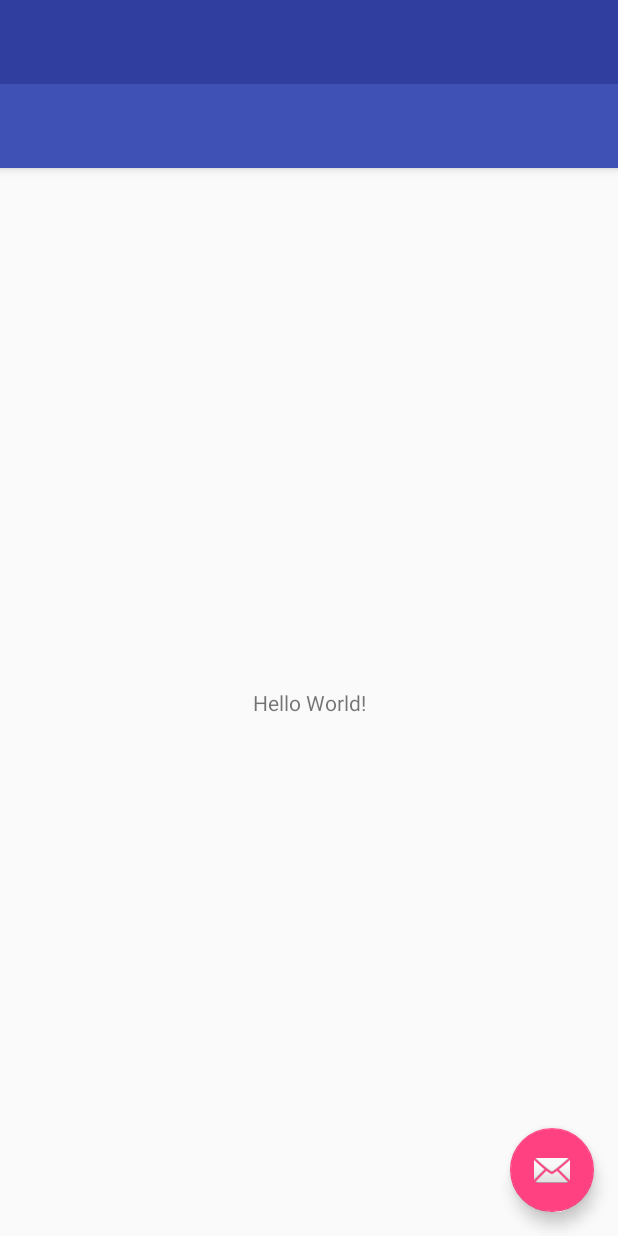
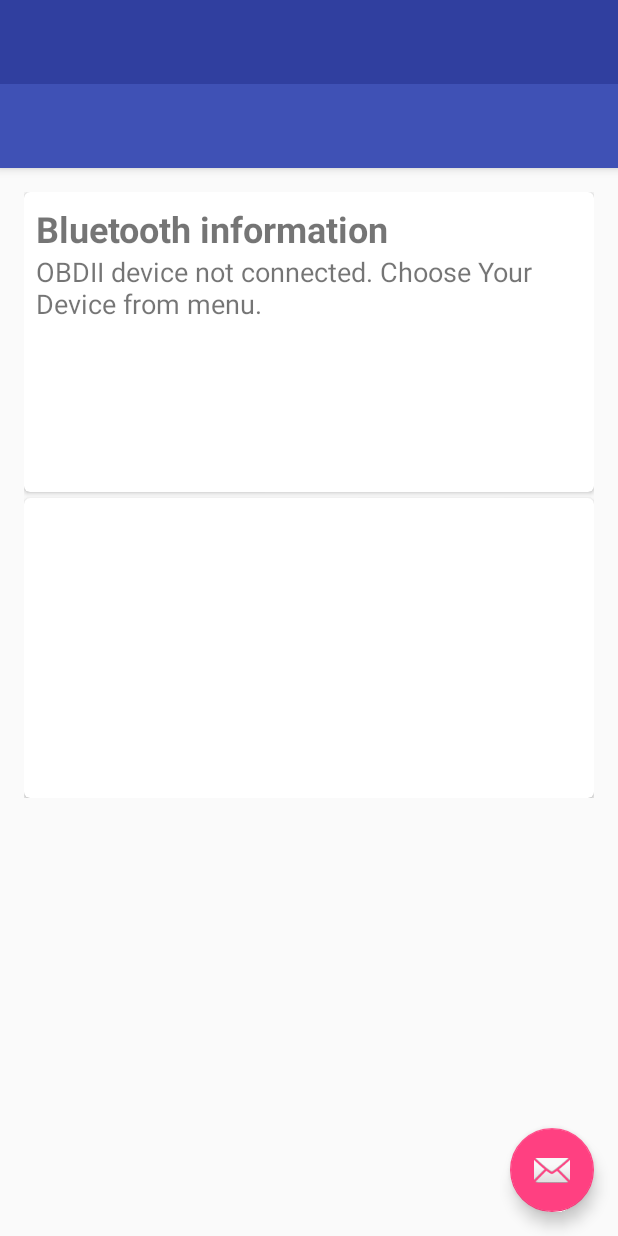
Before and after one commit to wojciechkocik/Obd2-Tracker, an Android app: the layout activity_main.xml on its own in the app's theme, with its tools: preview values and no code run, on a phone screen of 412 x 824 dp. Run offline under Robolectric (Android 15) with nearby library versions, the phone set to English and light mode, and no system bars.

Commit message:
connecting to obd device from menu

```diff
--- a/app/build.gradle
+++ b/app/build.gradle
@@ -48,5 +48,8 @@ dependencies {
     //event bus
     compile 'org.greenrobot:eventbus:3.0.0'
 
+    //java 8 support
+
     testCompile 'junit:junit:4.12'
+    compile 'com.android.support:cardview-v7:25.3.0'
 }
--- a/app/src/main/java/pl/edu/pk/obdtracker/AppModule.java
+++ b/app/src/main/java/pl/edu/pk/obdtracker/AppModule.java
@@ -1,6 +1,7 @@
 package pl.edu.pk.obdtracker;
 
 import android.app.Application;
+import android.app.FragmentManager;
 import android.content.SharedPreferences;
 import android.preference.PreferenceManager;
 
--- a/app/src/main/java/pl/edu/pk/obdtracker/MvpModule.java
+++ b/app/src/main/java/pl/edu/pk/obdtracker/MvpModule.java
@@ -1,8 +1,6 @@
 package pl.edu.pk.obdtracker;
 
-import android.app.Application;
 import android.content.SharedPreferences;
-import android.preference.PreferenceManager;
 
 import javax.inject.Singleton;
 
--- /dev/null
+++ b/app/src/main/res/drawable/ic_bluetooth_connected_black_24dp.xml
@@ -0,0 +1,9 @@
+<vector xmlns:android="http://schemas.android.com/apk/res/android"
+        android:width="24dp"
+        android:height="24dp"
+        android:viewportWidth="24.0"
+        android:viewportHeight="24.0">
+    <path
+        android:fillColor="#FF000000"
+        android:pathData="M7,12l-2,-2 -2,2 2,2 2,-2zM17.71,7.71L12,2h-1v7.59L6.41,5 5,6.41 10.59,12 5,17.59 6.41,19 11,14.41L11,22h1l5.71,-5.71 -4.3,-4.29 4.3,-4.29zM13,5.83l1.88,1.88L13,9.59L13,5.83zM14.88,16.29L13,18.17v-3.76l1.88,1.88zM19,10l-2,2 2,2 2,-2 -2,-2z"/>
+</vector>
--- a/app/src/main/res/layout/content_main.xml
+++ b/app/src/main/res/layout/content_main.xml
@@ -1,20 +1,79 @@
 <?xml version="1.0" encoding="utf-8"?>
-<android.support.constraint.ConstraintLayout xmlns:android="http://schemas.android.com/apk/res/android"
+<ScrollView
+    xmlns:android="http://schemas.android.com/apk/res/android"
     xmlns:app="http://schemas.android.com/apk/res-auto"
     xmlns:tools="http://schemas.android.com/tools"
+    android:layout_height="match_parent"
+    android:padding="16dp"
     android:layout_width="match_parent"
-    android:layout_height="match_parent"
     app:layout_behavior="@string/appbar_scrolling_view_behavior"
     tools:context="pl.edu.pk.obdtracker.main.MainActivity"
     tools:showIn="@layout/app_bar_main">
 
-    <TextView
-        android:layout_width="wrap_content"
-        android:layout_height="wrap_content"
-        android:text="Hello World!"
-        app:layout_constraintBottom_toBottomOf="parent"
-        app:layout_constraintLeft_toLeftOf="parent"
-        app:layout_constraintRight_toRightOf="parent"
-        app:layout_constraintTop_toTopOf="parent" />
 
-</android.support.constraint.ConstraintLayout>
+<LinearLayout
+    android:layout_width="match_parent"
+    android:layout_height="wrap_content"
+    android:orientation="vertical"
+    >
+
+    <!--<TextView-->
+        <!--android:layout_width="wrap_content"-->
+        <!--android:layout_height="wrap_content"-->
+        <!--android:text="Hello World!"-->
+        <!--app:layout_constraintBottom_toBottomOf="parent"-->
+        <!--app:layout_constraintLeft_toLeftOf="parent"-->
+        <!--app:layout_constraintRight_toRightOf="parent"-->
+        <!--app:layout_constraintTop_toTopOf="parent" />-->
+
+    <android.support.v7.widget.CardView
+        android:layout_width="match_parent"
+        android:layout_height="200dp"
+        app:cardCornerRadius="4dp"
+        android:layout_marginBottom="4dp"
+        >
+
+        <LinearLayout
+            android:layout_width="match_parent"
+            android:layout_height="match_parent"
+            android:orientation="vertical"
+            android:padding="8dp">
+
+            <TextView
+                android:id="@+id/deviceInfoTitleTextId"
+                android:layout_width="wrap_content"
+                android:layout_height="wrap_content"
+                android:textSize="24sp"
+                android:textStyle="bold"
+                android:text="Bluetooth information"/>
+
+            <TextView
+                android:id="@+id/connectedDeviceTextId"
+                android:layout_width="wrap_content"
+                android:layout_height="wrap_content"
+                android:textSize="18sp"
+                android:text="OBDII device not connected. Choose Your Device from menu."/>
+
+        </LinearLayout>
+
+    </android.support.v7.widget.CardView>
+
+    <android.support.v7.widget.CardView
+        android:layout_width="match_parent"
+        android:layout_height="200dp"
+        app:cardCornerRadius="4dp"
+        >
+
+        <LinearLayout
+            android:layout_width="match_parent"
+            android:layout_height="match_parent"
+            android:orientation="vertical"
+            android:padding="8dp">
+
+        </LinearLayout>
+
+    </android.support.v7.widget.CardView>
+
+
+</LinearLayout>
+</ScrollView>
--- a/app/src/main/res/menu/activity_main_drawer.xml
+++ b/app/src/main/res/menu/activity_main_drawer.xml
@@ -3,34 +3,34 @@
 
     <group android:checkableBehavior="single">
         <item
-            android:id="@+id/nav_camera"
-            android:icon="@drawable/ic_menu_camera"
-            android:title="Import" />
-        <item
-            android:id="@+id/nav_gallery"
-            android:icon="@drawable/ic_menu_gallery"
-            android:title="Gallery" />
-        <item
-            android:id="@+id/nav_slideshow"
-            android:icon="@drawable/ic_menu_slideshow"
-            android:title="Slideshow" />
-        <item
-            android:id="@+id/nav_manage"
-            android:icon="@drawable/ic_menu_manage"
-            android:title="Tools" />
+            android:id="@+id/nav_bluetooth_connect"
+            android:icon="@drawable/ic_bluetooth_connected_black_24dp"
+            android:title="Connect OBDII" />
+        <!--<item-->
+            <!--android:id="@+id/nav_gallery"-->
+            <!--android:icon="@drawable/ic_menu_gallery"-->
+            <!--android:title="Gallery" />-->
+        <!--<item-->
+            <!--android:id="@+id/nav_slideshow"-->
+            <!--android:icon="@drawable/ic_menu_slideshow"-->
+            <!--android:title="Slideshow" />-->
+        <!--<item-->
+            <!--android:id="@+id/nav_manage"-->
+            <!--android:icon="@drawable/ic_menu_manage"-->
+            <!--android:title="Tools" />-->
     </group>
 
-    <item android:title="Communicate">
-        <menu>
-            <item
-                android:id="@+id/nav_share"
-                android:icon="@drawable/ic_menu_share"
-                android:title="Share" />
-            <item
-                android:id="@+id/nav_send"
-                android:icon="@drawable/ic_menu_send"
-                android:title="Send" />
-        </menu>
-    </item>
+    <!--<item android:title="Communicate">-->
+        <!--<menu>-->
+            <!--<item-->
+                <!--android:id="@+id/nav_share"-->
+                <!--android:icon="@drawable/ic_menu_share"-->
+                <!--android:title="Share" />-->
+            <!--<item-->
+                <!--android:id="@+id/nav_send"-->
+                <!--android:icon="@drawable/ic_menu_send"-->
+                <!--android:title="Send" />-->
+        <!--</menu>-->
+    <!--</item>-->
 
 </menu>
--- a/app/src/main/res/values/strings.xml
+++ b/app/src/main/res/values/strings.xml
@@ -6,4 +6,7 @@
 
     <string name="action_settings">Settings</string>
     <string name="text_bluetooth_nodevice">No bluetooth device selected</string>
+    <string name="choose_bt_device">Wybierz urządzenie</string>
+    <string name="please_wait">Proszę czekać...</string>
+    <string name="setting_bt_device">Ustawianie urządzenia bluetooth</string>
 </resources>
--- a/build.gradle
+++ b/build.gradle
@@ -3,10 +3,10 @@
 buildscript {
     repositories {
         jcenter()
+        mavenCentral()
     }
     dependencies {
         classpath 'com.android.tools.build:gradle:2.3.0'
-
         // NOTE: Do not place your application dependencies here; they belong
         // in the individual module build.gradle files
     }
```
Also changed, not shown: app/src/main/java/pl/edu/pk/obdtracker/dialog/ChooseBtDeviceDialogFragment.java (added, +58 -0 lines), app/src/main/java/pl/edu/pk/obdtracker/main/MainActivity.java (+35 -16 lines), app/src/main/java/pl/edu/pk/obdtracker/main/MainPresenter.java (+22 -14 lines), app/src/main/java/pl/edu/pk/obdtracker/main/MainView.java (+12 -1 lines).
